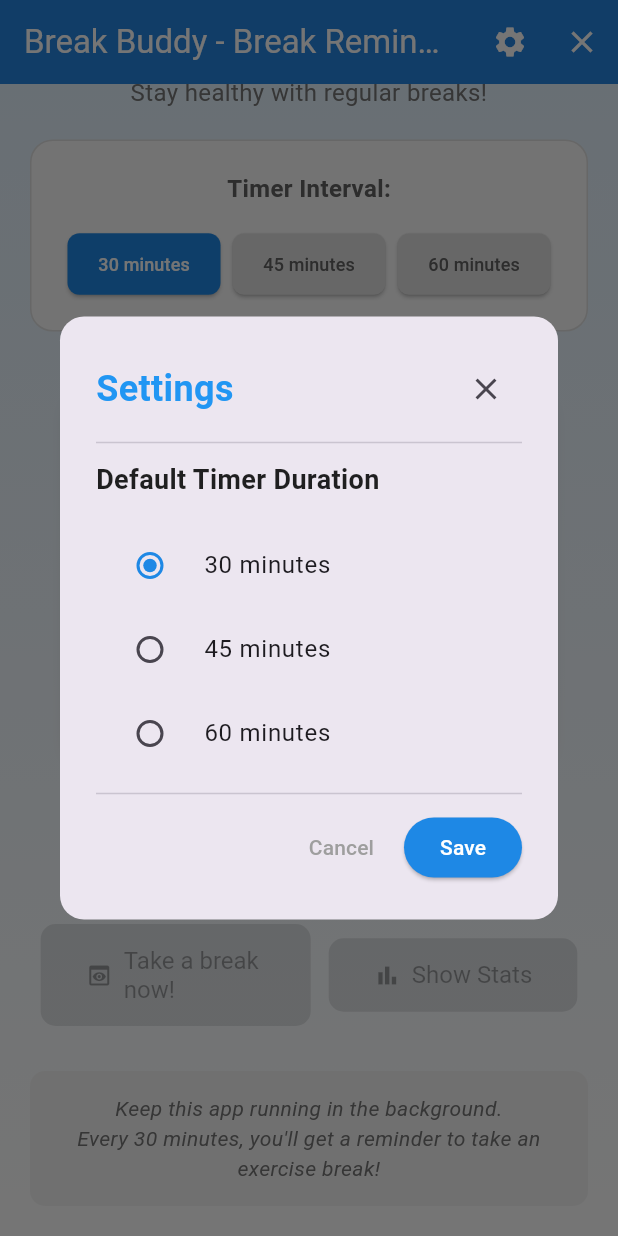
After one commit to Anubha-Banerjee/break_buddy, a Flutter app: the screen it shows after launch, scrolled down 145 dp, after a tap on the "settings" icon, on a phone screen of 412 x 824 dp. The commit adds this screen. Run offline on Flutter 3.47's test engine with Material 3 defaults, Android fonts, the phone set to English and light mode, and no system bars; our stand-ins replace share_plus, shared_preferences, shelf, shelf_static; missing offline and left inert: media_kit, media_kit_video, window_manager.

Commit message:
add settings page for changing default timer duration.

```diff
--- /dev/null
+++ b/lib/dialogs/settings_dialog.dart
@@ -0,0 +1,134 @@
+import 'package:flutter/material.dart';
+
+class SettingsDialog extends StatefulWidget {
+  final int defaultDuration;
+  final Function(int newDuration) onDurationChanged;
+
+  const SettingsDialog({
+    Key? key,
+    required this.defaultDuration,
+    required this.onDurationChanged,
+  }) : super(key: key);
+
+  @override
+  State<SettingsDialog> createState() => _SettingsDialogState();
+}
+
+class _SettingsDialogState extends State<SettingsDialog> {
+  late int _selectedDuration;
+
+  @override
+  void initState() {
+    super.initState();
+    _selectedDuration = widget.defaultDuration;
+  }
+
+  @override
+  Widget build(BuildContext context) {
+    final timerOptions = {
+      '30 minutes': 1800,
+      '45 minutes': 2700,
+      '60 minutes': 3600,
+    };
+
+    return Dialog(
+      shape: RoundedRectangleBorder(borderRadius: BorderRadius.circular(16)),
+      child: Container(
+        padding: const EdgeInsets.all(24),
+        child: Column(
+          mainAxisSize: MainAxisSize.min,
+          crossAxisAlignment: CrossAxisAlignment.start,
+          children: [
+            // Header
+            Row(
+              mainAxisAlignment: MainAxisAlignment.spaceBetween,
+              children: [
+                const Text(
+                  'Settings',
+                  style: TextStyle(
+                    fontSize: 24,
+                    fontWeight: FontWeight.bold,
+                    color: Colors.blue,
+                  ),
+                ),
+                IconButton(
+                  icon: const Icon(Icons.close),
+                  onPressed: () => Navigator.of(context).pop(),
+                ),
+              ],
+            ),
+            const Divider(height: 24),
+
+            // Default Timer Duration Setting
+            const Text(
+              'Default Timer Duration',
+              style: TextStyle(
+                fontSize: 18,
+                fontWeight: FontWeight.w600,
+                color: Colors.black87,
+              ),
+            ),
+            const SizedBox(height: 16),
+
+            // Radio buttons for timer duration
+            Column(
+              children: timerOptions.entries.map((entry) {
+                return RadioListTile<int>(
+                  title: Text(
+                    entry.key,
+                    style: const TextStyle(fontSize: 16),
+                  ),
+                  value: entry.value,
+                  groupValue: _selectedDuration,
+                  onChanged: (value) {
+                    setState(() {
+                      _selectedDuration = value!;
+                    });
+                  },
+                  activeColor: Colors.blue[600],
+                );
+              }).toList(),
+            ),
+
+            const Divider(height: 24),
+
+            // Buttons
+            Row(
+              mainAxisAlignment: MainAxisAlignment.end,
+              children: [
+                TextButton(
+                  onPressed: () => Navigator.of(context).pop(),
+                  child: const Text(
+                    'Cancel',
+                    style: TextStyle(color: Colors.grey),
+                  ),
+                ),
+                const SizedBox(width: 8),
+                ElevatedButton(
+                  onPressed: () {
+                    widget.onDurationChanged(_selectedDuration);
+                    Navigator.of(context).pop();
+                    ScaffoldMessenger.of(context).showSnackBar(
+                      SnackBar(
+                        content: Text(
+                          'Default duration set to ${_selectedDuration ~/ 60} minutes',
+                        ),
+                        backgroundColor: Colors.green,
+                        duration: const Duration(seconds: 2),
+                      ),
+                    );
+                  },
+                  style: ElevatedButton.styleFrom(
+                    backgroundColor: Colors.blue[600],
+                    foregroundColor: Colors.white,
+                  ),
+                  child: const Text('Save'),
+                ),
+              ],
+            ),
+          ],
+        ),
+      ),
+    );
+  }
+}
--- a/lib/main.dart
+++ b/lib/main.dart
@@ -4,6 +4,7 @@ import 'package:window_manager/window_manager.dart';
 import 'package:media_kit/media_kit.dart';
 import 'dialogs/exercise_reminder_dialog.dart';
 import 'dialogs/stats_dialog.dart';
+import 'dialogs/settings_dialog.dart';
 import 'widgets/video_player_dialog.dart';
 import 'models/activity_video.dart';
 import 'models/activity.dart';
@@ -14,6 +15,7 @@ import 'dart:io'; // For Directory
 import 'package:path/path.dart' as p; // For p.join
 import 'dart:math' as math;
 import 'package:flutter/foundation.dart';
+import 'package:shared_preferences/shared_preferences.dart';
 
 // Global video server instance
 final videoServer = VideoServer();
@@ -518,6 +520,26 @@ class _HomeScreenState extends State<HomeScreen> {
     super.initState();
     _resetSessionStats();
     _loadSavedSequences();
+    _loadDefaultDuration();
+  }
+
+  Future<void> _loadDefaultDuration() async {
+    final prefs = await SharedPreferences.getInstance();
+    final savedDuration = prefs.getInt('default_timer_duration');
+    if (savedDuration != null) {
+      setState(() {
+        _selectedInterval = savedDuration;
+        _secondsRemaining = savedDuration;
+        print(
+            '[SETTINGS] Loaded saved default duration: $savedDuration seconds');
+      });
+    }
+  }
+
+  Future<void> _saveDefaultDuration(int duration) async {
+    final prefs = await SharedPreferences.getInstance();
+    await prefs.setInt('default_timer_duration', duration);
+    print('[SETTINGS] Saved default duration: $duration seconds');
   }
 
   Future<void> _loadSavedSequences() async {
@@ -809,6 +831,24 @@ class _HomeScreenState extends State<HomeScreen> {
     );
   }
 
+  void _showSettingsDialog() {
+    showDialog(
+      context: context,
+      builder: (context) => SettingsDialog(
+        defaultDuration: _selectedInterval,
+        onDurationChanged: (newDuration) {
+          setState(() {
+            _selectedInterval = newDuration;
+            _secondsRemaining = newDuration;
+            print(
+                '[SETTINGS] Default duration changed to $newDuration seconds');
+          });
+          _saveDefaultDuration(newDuration);
+        },
+      ),
+    );
+  }
+
   void _playRandomActivity() async {
     // Filter activities that have videos available
     final availableActivities = predefinedActivities
@@ -927,6 +967,11 @@ class _HomeScreenState extends State<HomeScreen> {
           backgroundColor: Colors.blue[600],
           foregroundColor: Colors.white,
           actions: [
+            IconButton(
+              icon: const Icon(Icons.settings),
+              tooltip: 'Settings',
+              onPressed: () => _showSettingsDialog(),
+            ),
             IconButton(
               icon: const Icon(Icons.close),
               tooltip: 'Quit',
--- a/lib/models/activity.dart
+++ b/lib/models/activity.dart
@@ -9,7 +9,8 @@ class Activity {
   int count;
   DateTime? selectionTime; // Track when the activity was first selected
   int? timeSpent; // Track actual time spent (in seconds) for direct video plays
-  final bool countMatters; // Whether the count matters for this activity (false for activities like walking)
+  final bool
+      countMatters; // Whether the count matters for this activity (false for activities like walking)
 
   Activity({
     required this.id,
--- a/pubspec.yaml
+++ b/pubspec.yaml
@@ -22,6 +22,7 @@ dependencies:
   path_provider: ^2.1.5
   share_plus: ^7.2.0
   url_launcher: ^6.2.0
+  shared_preferences: ^2.2.0
 
 dev_dependencies:
   flutter_test:
```
Also changed, not shown: pubspec.lock, 1 other file.
